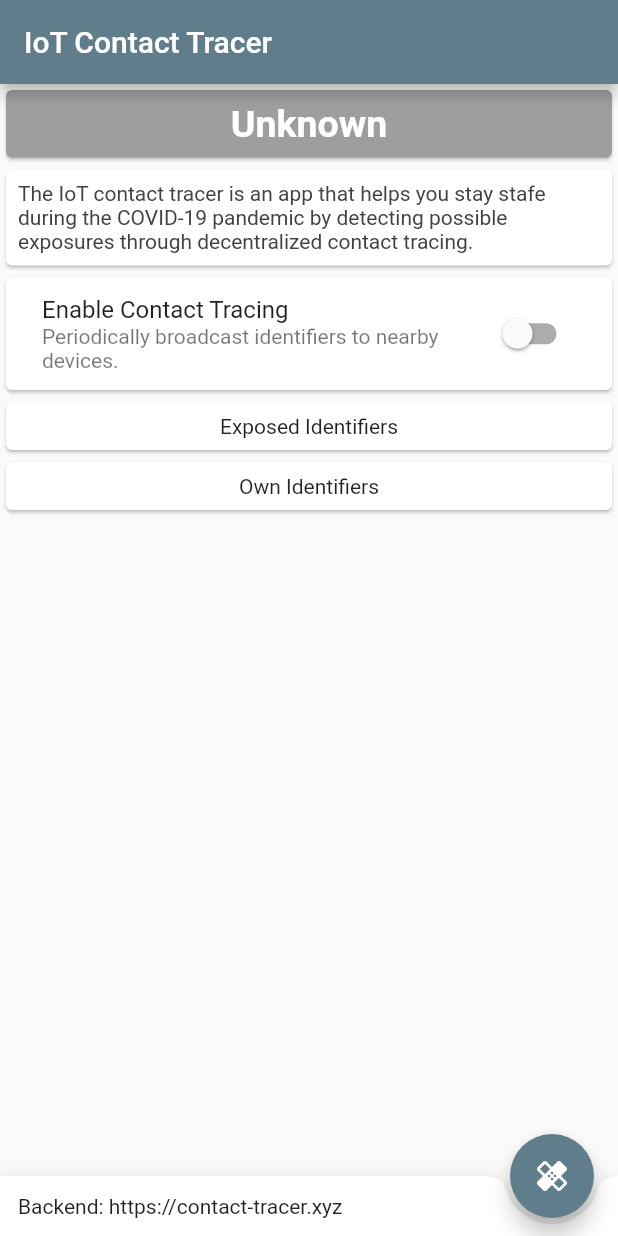
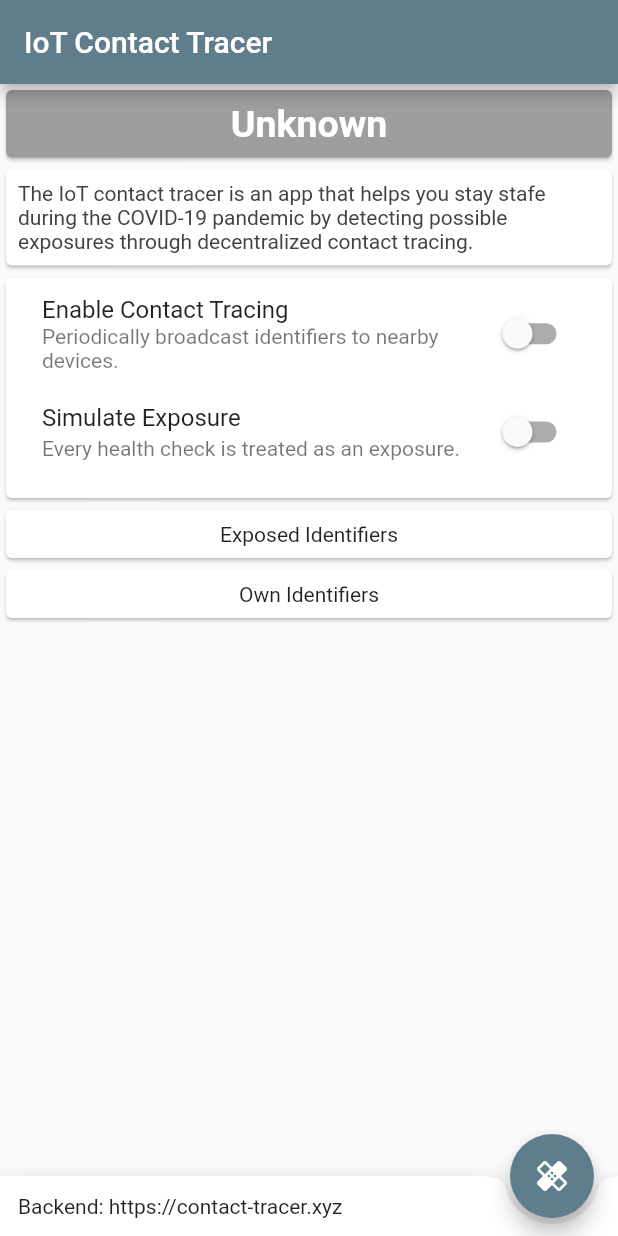
Before and after one commit to fwcd/iot-contact-tracer, a Flutter app: the screen it shows after launch, after a tap on the "healing" icon, on a phone screen of 412 x 824 dp. Run offline on Flutter 3.47's test engine with Material 2 defaults, Android fonts, the light colour scheme and no system bars; missing offline and left inert: beacon_broadcast, flutter_beacon; network calls fail.

Commit message:
Add 'simulate exposure' switch

```diff
--- a/mobile-client/contact_tracer/lib/view/home_page.dart
+++ b/mobile-client/contact_tracer/lib/view/home_page.dart
@@ -33,6 +33,7 @@ class _ContactTracerHomePageState extends State<ContactTracerHomePage> {
 
   int _latestReceivedIdent;
   bool _enabled = false;
+  bool _simulateExposure = false;
 
   ContactTracerService _contactTracer = ContactTracerService();
   Set<String> _ownIdents = Set();
@@ -45,18 +46,18 @@ class _ContactTracerHomePageState extends State<ContactTracerHomePage> {
     var decoded = json.decode(response.body);
     List<String> exposures = decoded.map((e) => e['id']).toList().cast<String>();
     Set<String> exposureSet = exposures.toSet();
-    bool exposed = _ownIdents.any((ident) => exposureSet.contains(ident));
+    bool exposed = _ownIdents.any((ident) => exposureSet.contains(ident)) || _simulateExposure;
 
     if (exposed && _health != HealthStatus.exposed) {
       await showDialog(
         context: context,
         builder: (context) => BasicAlertDialog(
-          title: Text('You are at risk of being exposed to COVID-19!'),
+          title: Text('You are at risk of being exposed to COVID-19! Your identifiers will now be uploaded to the server.'),
           content: Text(response.body),
         ),
+
+        // TODO: Upload identifiers
       );
-
-      // TODO: Report _ownIdents to the server
     }
 
     setState(() {
@@ -154,6 +155,16 @@ class _ContactTracerHomePageState extends State<ContactTracerHomePage> {
                     _setContactTracingEnabled(value, context);
                   },
                 ),
+                SwitchListTile(
+                  value: _simulateExposure,
+                  title: Text('Simulate Exposure'),
+                  subtitle: Text('Every health check is treated as an exposure.'),
+                  onChanged: (value) {
+                    setState(() {
+                      _simulateExposure = value;
+                    });
+                  },
+                )
               ],
             )
           ),
```
